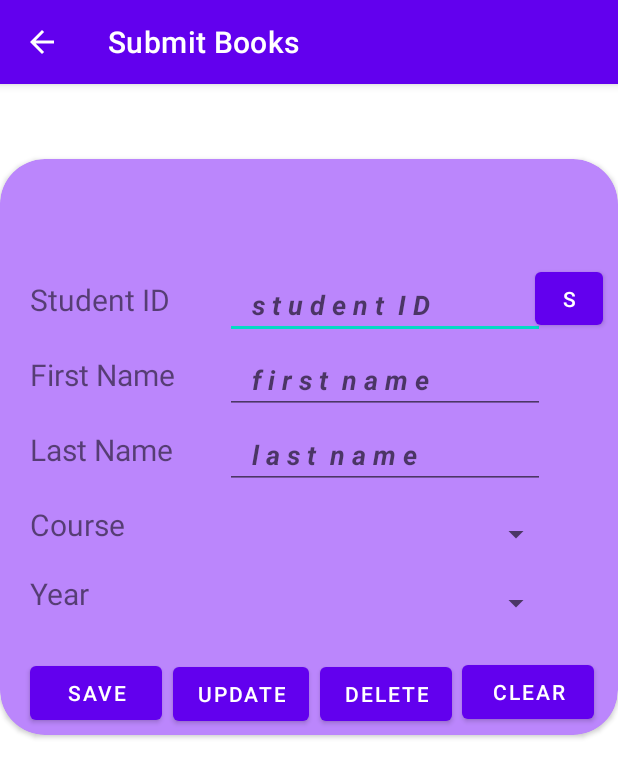
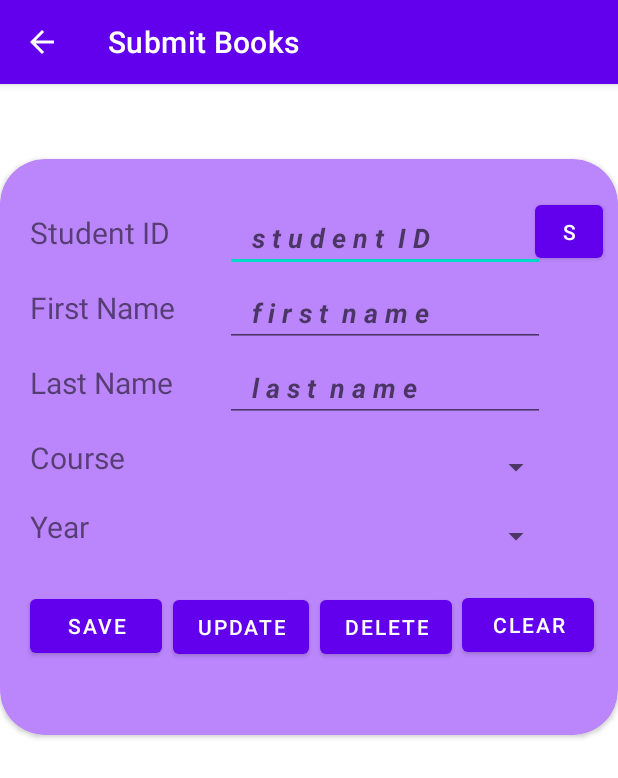
Before and after one commit to Aryan568/LMS-Android-, an Android app: the SubmitBooks screen opened directly, with no data from a screen before it, on a phone screen of 412 x 824 dp. Shown: the top 778 px of the screen. Run offline under Robolectric (Android 15) with nearby library versions, the phone set to English and light mode, and no system bars.

Commit message:
Library CRUD Application(Android)

```diff
--- a/app/src/main/res/layout/activity_submit_books.xml
+++ b/app/src/main/res/layout/activity_submit_books.xml
@@ -15,6 +15,7 @@
         app:layout_constraintStart_toStartOf="parent"
         app:layout_constraintTop_toTopOf="parent"
         app:layout_constraintVertical_bias="0.086">
+
         <androidx.cardview.widget.CardView
             android:layout_width="match_parent"
             android:layout_height="100dp"
@@ -34,14 +35,14 @@
                     android:layout_width="100dp"
                     android:layout_height="30dp"
                     android:layout_marginLeft="20dp"
-                    android:layout_marginTop="80dp"
+                    android:layout_marginTop="35dp"
                     android:text="Student ID"
                     android:textSize="20dp"
                     app:layout_constraintBottom_toBottomOf="parent"
                     app:layout_constraintEnd_toEndOf="parent"
                     app:layout_constraintHorizontal_bias="0.051"
                     app:layout_constraintStart_toStartOf="parent"
-                    app:layout_constraintTop_toTopOf="parent"
+                    app:layout_constraintTop_toTopOf="@id/textView6"
                     app:layout_constraintVertical_bias="0.161" />
 
                 <EditText
@@ -58,7 +59,7 @@
                     app:layout_constraintEnd_toEndOf="parent"
                     app:layout_constraintHorizontal_bias="0.85"
                     app:layout_constraintStart_toStartOf="parent"
-                    app:layout_constraintTop_toTopOf="parent"
+                    app:layout_constraintTop_toTopOf="@id/fName"
                     app:layout_constraintVertical_bias="0.153" />
 
                 <TextView
@@ -69,11 +70,11 @@
                     android:layout_marginTop="10dp"
                     android:text="First Name"
                     android:textSize="20dp"
-                    app:layout_constraintBottom_toBottomOf="parent"
+                    app:layout_constraintBottom_toBottomOf="@id/textView5"
                     app:layout_constraintEnd_toEndOf="parent"
                     app:layout_constraintHorizontal_bias="0.051"
                     app:layout_constraintStart_toStartOf="parent"
-                    app:layout_constraintTop_toTopOf="parent"
+                    app:layout_constraintTop_toTopOf="@id/textView7"
                     app:layout_constraintVertical_bias="0.255" />
 
                 <EditText
@@ -86,11 +87,11 @@
                     android:hint="   f i r s t  n a m e"
                     android:inputType="textPersonName"
                     android:textStyle="bold|italic"
-                    app:layout_constraintBottom_toBottomOf="parent"
+                    app:layout_constraintBottom_toBottomOf="@id/stID"
                     app:layout_constraintEnd_toEndOf="parent"
                     app:layout_constraintHorizontal_bias="0.855"
                     app:layout_constraintStart_toStartOf="parent"
-                    app:layout_constraintTop_toTopOf="parent"
+                    app:layout_constraintTop_toTopOf="@id/lName"
                     app:layout_constraintVertical_bias="0.26" />
 
                 <TextView
@@ -101,11 +102,11 @@
                     android:layout_marginTop="10dp"
                     android:text="Last Name"
                     android:textSize="20dp"
-                    app:layout_constraintBottom_toBottomOf="parent"
+                    app:layout_constraintBottom_toBottomOf="@id/textView6"
                     app:layout_constraintEnd_toEndOf="parent"
                     app:layout_constraintHorizontal_bias="0.051"
                     app:layout_constraintStart_toStartOf="parent"
-                    app:layout_constraintTop_toTopOf="parent"
+                    app:layout_constraintTop_toTopOf="@id/textView8"
                     app:layout_constraintVertical_bias="0.353" />
 
                 <EditText
@@ -118,11 +119,11 @@
                     android:hint="   l a s t  n a m e"
                     android:inputType="textPersonName"
                     android:textStyle="bold|italic"
-                    app:layout_constraintBottom_toBottomOf="parent"
+                    app:layout_constraintBottom_toBottomOf="@id/fName"
                     app:layout_constraintEnd_toEndOf="parent"
                     app:layout_constraintHorizontal_bias="0.855"
                     app:layout_constraintStart_toStartOf="parent"
-                    app:layout_constraintTop_toTopOf="parent"
+                    app:layout_constraintTop_toTopOf="@id/CourseSpin"
                     app:layout_constraintVertical_bias="0.362" />
 
                 <TextView
@@ -133,11 +134,11 @@
                     android:layout_marginTop="10dp"
                     android:text="Course"
                     android:textSize="20dp"
-                    app:layout_constraintBottom_toBottomOf="parent"
+                    app:layout_constraintBottom_toBottomOf="@id/textView7"
                     app:layout_constraintEnd_toEndOf="parent"
                     app:layout_constraintHorizontal_bias="0.051"
                     app:layout_constraintStart_toStartOf="parent"
-                    app:layout_constraintTop_toTopOf="parent"
+                    app:layout_constraintTop_toTopOf="@id/textView9"
                     app:layout_constraintVertical_bias="0.456" />
 
                 <Spinner
@@ -146,11 +147,11 @@
                     android:layout_height="51dp"
                     android:layout_marginLeft="150dp"
                     android:layout_marginTop="-35dp"
-                    app:layout_constraintBottom_toBottomOf="parent"
+                    app:layout_constraintBottom_toBottomOf="@id/lName"
                     app:layout_constraintEnd_toEndOf="parent"
                     app:layout_constraintHorizontal_bias="0.849"
                     app:layout_constraintStart_toStartOf="parent"
-                    app:layout_constraintTop_toTopOf="parent"
+                    app:layout_constraintTop_toTopOf="@id/YearSpin"
                     app:layout_constraintVertical_bias="0.47" />
 
                 <TextView
@@ -161,7 +162,7 @@
                     android:layout_marginTop="0dp"
                     android:text="Year"
                     android:textSize="20dp"
-                    app:layout_constraintBottom_toBottomOf="parent"
+                    app:layout_constraintBottom_toBottomOf="@id/textView8"
                     app:layout_constraintEnd_toEndOf="parent"
                     app:layout_constraintHorizontal_bias="0.051"
                     app:layout_constraintStart_toStartOf="parent"
@@ -174,7 +175,7 @@
                     android:layout_height="51dp"
                     android:layout_marginLeft="150dp"
                     android:layout_marginTop="-35dp"
-                    app:layout_constraintBottom_toBottomOf="parent"
+                    app:layout_constraintBottom_toBottomOf="@id/CourseSpin"
                     app:layout_constraintEnd_toEndOf="parent"
                     app:layout_constraintHorizontal_bias="0.849"
                     app:layout_constraintStart_toStartOf="parent"
@@ -247,7 +248,7 @@
                     android:layout_marginRight="10dp"
                     android:text="S"
                     app:layout_constraintBottom_toBottomOf="parent"
-                    app:layout_constraintEnd_toEndOf="parent"
+                    app:layout_constraintEnd_toEndOf="@id/stID"
                     app:layout_constraintHorizontal_bias="0.346"
                     app:layout_constraintStart_toStartOf="parent"
                     app:layout_constraintTop_toTopOf="parent"
```
